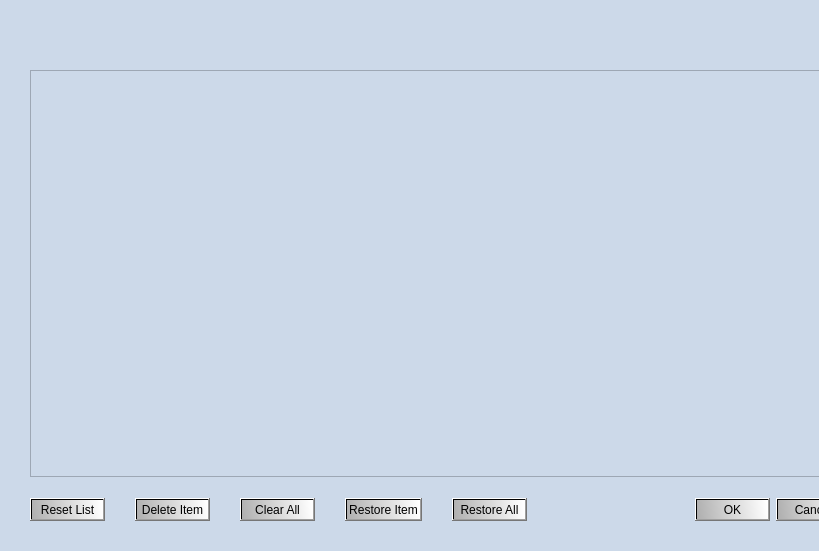
Qt form verklegt_vika_3/verklegt_GUI/UI/recycledbin.ui (vilhjalmur12/verklegt_1) before a commit.
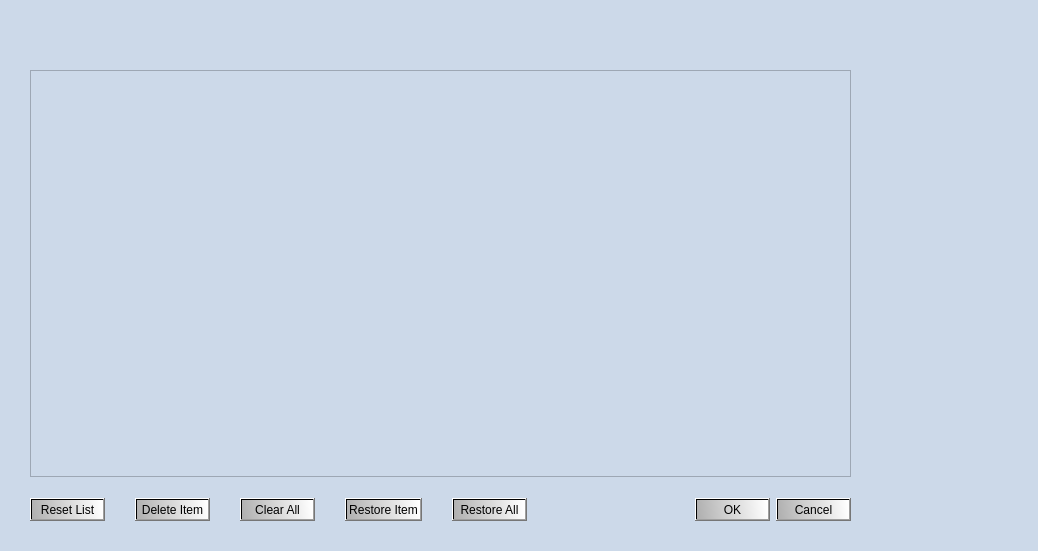
The same form after that commit. Icons and pictures are not drawn.

Commit message: lookið er næstum alveg komið á Recycle Bin

Patch:
```diff
--- a/verklegt_vika_3/verklegt_GUI/UI/recycledbin.ui
+++ b/verklegt_vika_3/verklegt_GUI/UI/recycledbin.ui
@@ -6,7 +6,7 @@
    <rect>
     <x>0</x>
     <y>0</y>
-    <width>819</width>
+    <width>1038</width>
     <height>551</height>
    </rect>
   </property>
@@ -311,9 +311,9 @@
   <widget class="QLabel" name="label_head">
    <property name="geometry">
     <rect>
-     <x>310</x>
+     <x>220</x>
      <y>20</y>
-     <width>181</width>
+     <width>411</width>
      <height>41</height>
     </rect>
    </property>
```
Left out of the diff: 3 changed lines with no effect on the pictures.
